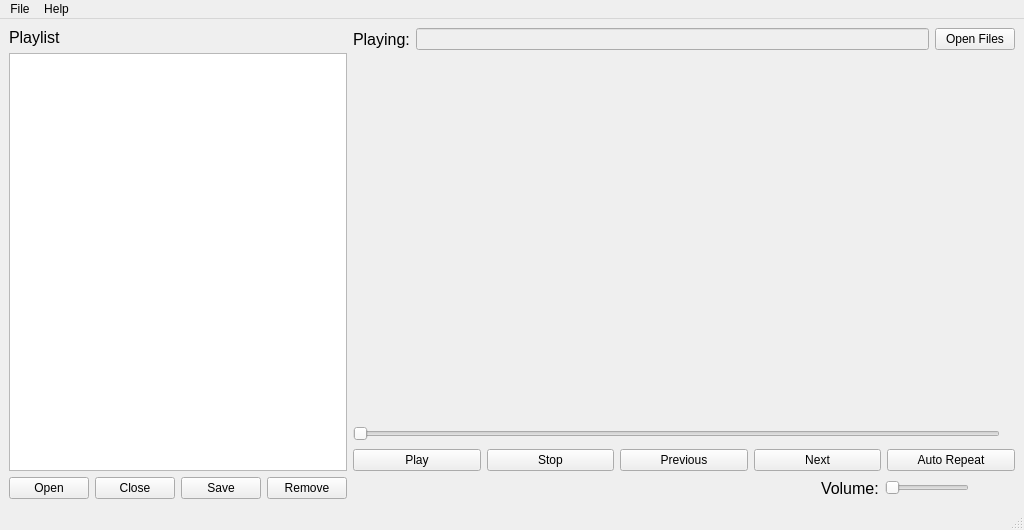
This is src/mainwindow.ui in brookiestein/QBitMPlayer as Qt 5 draws it before an edit. The edited form follows.
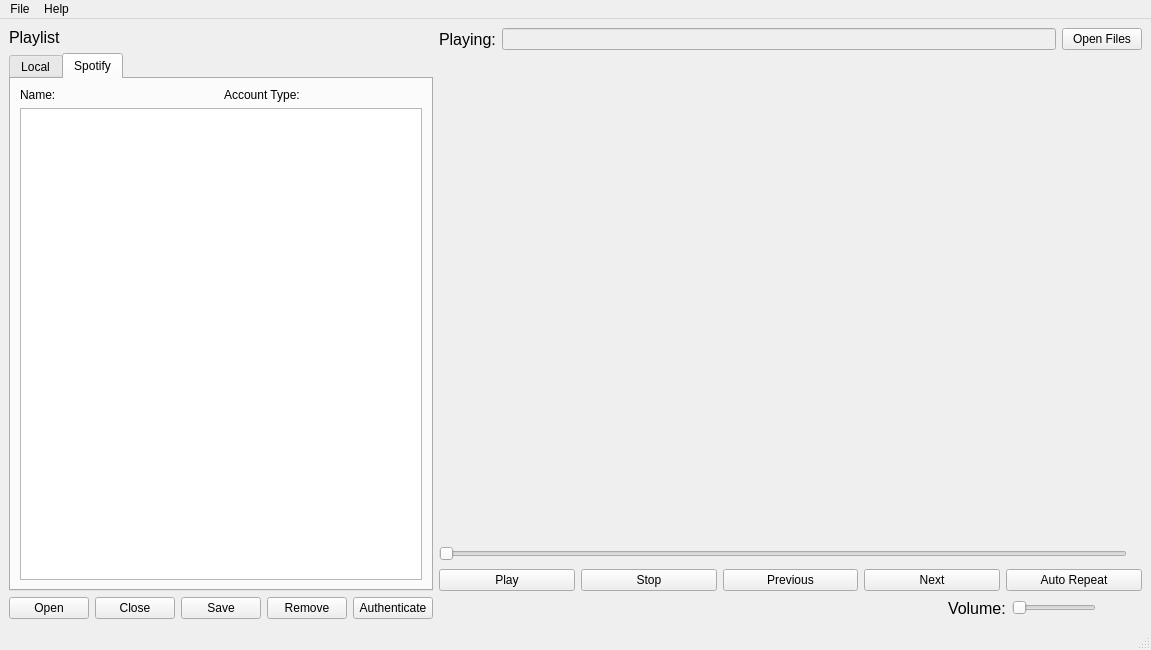
This is the edited form. The open tabs and pages were chosen to show the change. Icons and pictures are not drawn.

Commit message: First version with support for playing music from Spotify.

```diff
--- a/src/mainwindow.ui
+++ b/src/mainwindow.ui
@@ -6,8 +6,8 @@
    <rect>
     <x>0</x>
     <y>0</y>
-    <width>1024</width>
-    <height>530</height>
+    <width>1151</width>
+    <height>650</height>
    </rect>
   </property>
   <property name="windowTitle">
@@ -32,7 +32,62 @@
          </widget>
         </item>
         <item>
-         <widget class="QListWidget" name="playlistWidget"/>
+         <widget class="QTabWidget" name="playlistTabWidget">
+          <property name="currentIndex">
+           <number>0</number>
+          </property>
+          <widget class="QWidget" name="localTab">
+           <property name="sizePolicy">
+            <sizepolicy hsizetype="Expanding" vsizetype="Expanding">
+             <horstretch>0</horstretch>
+             <verstretch>0</verstretch>
+            </sizepolicy>
+           </property>
+           <attribute name="title">
+            <string>Local</string>
+           </attribute>
+           <layout class="QGridLayout" name="gridLayout_3">
+            <item row="0" column="0">
+             <widget class="QListWidget" name="localPlaylistWidget">
+              <property name="sizePolicy">
+               <sizepolicy hsizetype="Expanding" vsizetype="Expanding">
+                <horstretch>0</horstretch>
+                <verstretch>0</verstretch>
+               </sizepolicy>
+              </property>
+             </widget>
+            </item>
+           </layout>
+          </widget>
+          <widget class="QWidget" name="spotifyTab">
+           <attribute name="title">
+            <string>Spotify</string>
+           </attribute>
+           <layout class="QGridLayout" name="gridLayout_2">
+            <item row="1" column="0">
+             <widget class="QListWidget" name="spotifyListWidget"/>
+            </item>
+            <item row="0" column="0">
+             <layout class="QHBoxLayout" name="spotifyUserInfoLayout">
+              <item>
+               <widget class="QLabel" name="spotifyNameLabel">
+                <property name="text">
+                 <string>Name:</string>
+                </property>
+               </widget>
+              </item>
+              <item>
+               <widget class="QLabel" name="spotifyAccountTypeLabel">
+                <property name="text">
+                 <string>Account Type:</string>
+                </property>
+               </widget>
+              </item>
+             </layout>
+            </item>
+           </layout>
+          </widget>
+         </widget>
         </item>
         <item>
          <layout class="QHBoxLayout" name="playlistControlsHorizontalLayout">
@@ -76,6 +131,13 @@
             </property>
            </widget>
           </item>
+          <item>
+           <widget class="QPushButton" name="authenticateButton">
+            <property name="text">
+             <string>Authenticate</string>
+            </property>
+           </widget>
+          </item>
          </layout>
         </item>
        </layout>
@@ -265,8 +327,8 @@
     <rect>
      <x>0</x>
      <y>0</y>
-     <width>1024</width>
-     <height>23</height>
+     <width>1151</width>
+     <height>24</height>
     </rect>
    </property>
    <widget class="QMenu" name="menuFile">
```
The commit also changes 14 other files.
